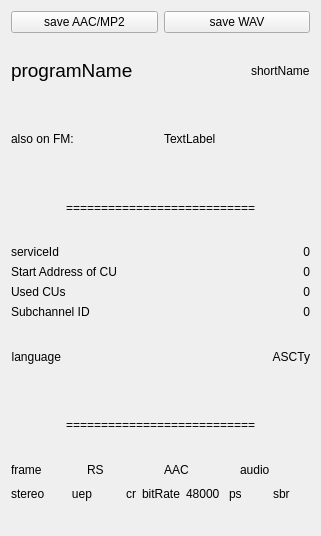
Qt form sources/main/forms-v7/technical_data.ui (JvanKatwijk/qt-dab) before a commit.
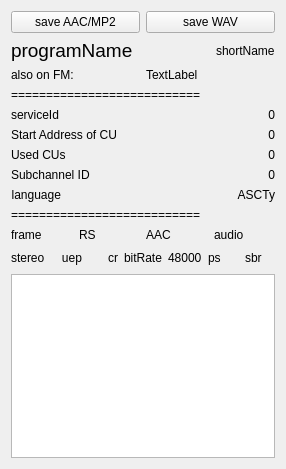
The same form after that commit. Custom widgets are drawn as their Qt base class.

```diff
--- a/sources/main/forms-v7/technical_data.ui
+++ b/sources/main/forms-v7/technical_data.ui
@@ -6,8 +6,8 @@
    <rect>
     <x>0</x>
     <y>0</y>
-    <width>321</width>
-    <height>536</height>
+    <width>286</width>
+    <height>469</height>
    </rect>
   </property>
   <property name="windowTitle">
@@ -85,7 +85,7 @@
      </item>
     </layout>
    </item>
-   <item alignment="Qt::AlignmentFlag::AlignHCenter">
+   <item>
     <widget class="QLabel" name="label_5">
      <property name="text">
       <string>===========================</string>
@@ -209,7 +209,7 @@
      </item>
     </layout>
    </item>
-   <item alignment="Qt::AlignmentFlag::AlignHCenter">
+   <item>
     <widget class="QLabel" name="label_4">
      <property name="text">
       <string>===========================</string>
@@ -352,31 +352,23 @@
       </layout>
      </item>
      <item>
-      <widget class="QwtPlot" name="audio">
-       <property name="maximumSize">
-        <size>
-         <width>291</width>
-         <height>151</height>
-        </size>
-       </property>
-      </widget>
+      <widget class="clickableChart" name="audioScope"/>
      </item>
     </layout>
    </item>
   </layout>
  </widget>
  <customwidgets>
-  <customwidget>
-   <class>QwtPlot</class>
-   <extends>QFrame</extends>
-   <header>qwt_plot.h</header>
-   <container>1</container>
-  </customwidget>
   <customwidget>
    <class>smallPushButton</class>
    <extends>QPushButton</extends>
    <header>smallpushbutton.h</header>
   </customwidget>
+  <customwidget>
+   <class>clickableChart</class>
+   <extends>QGraphicsView</extends>
+   <header>clickable-chart.h</header>
+  </customwidget>
  </customwidgets>
  <resources/>
  <connections/>
```
